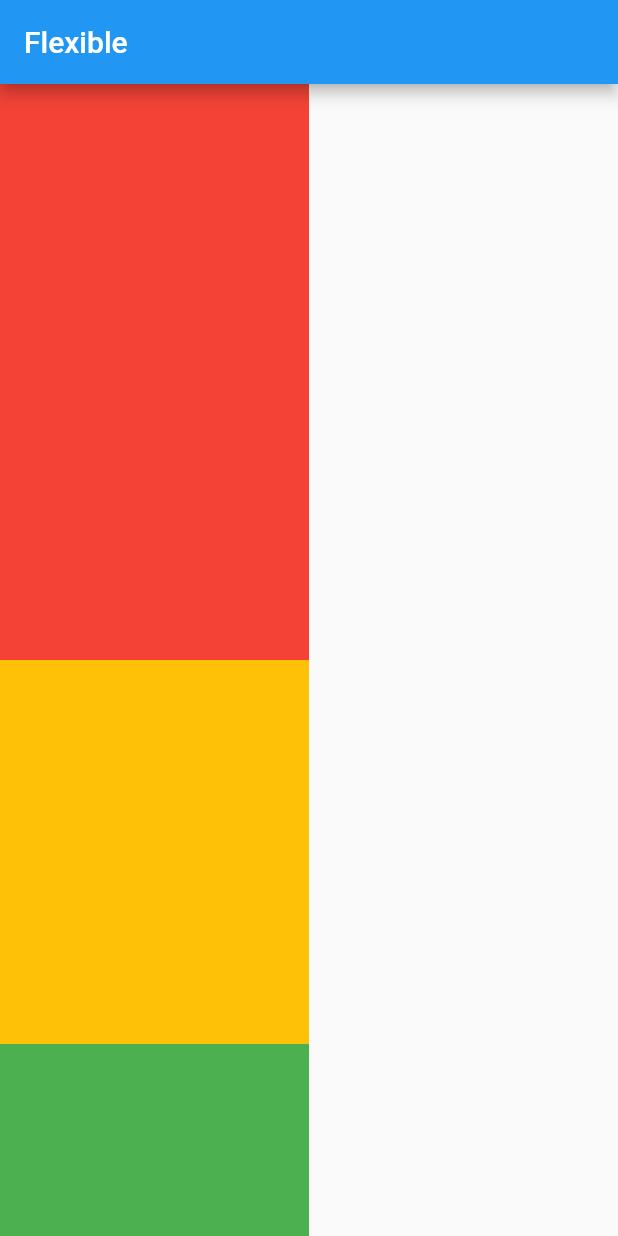
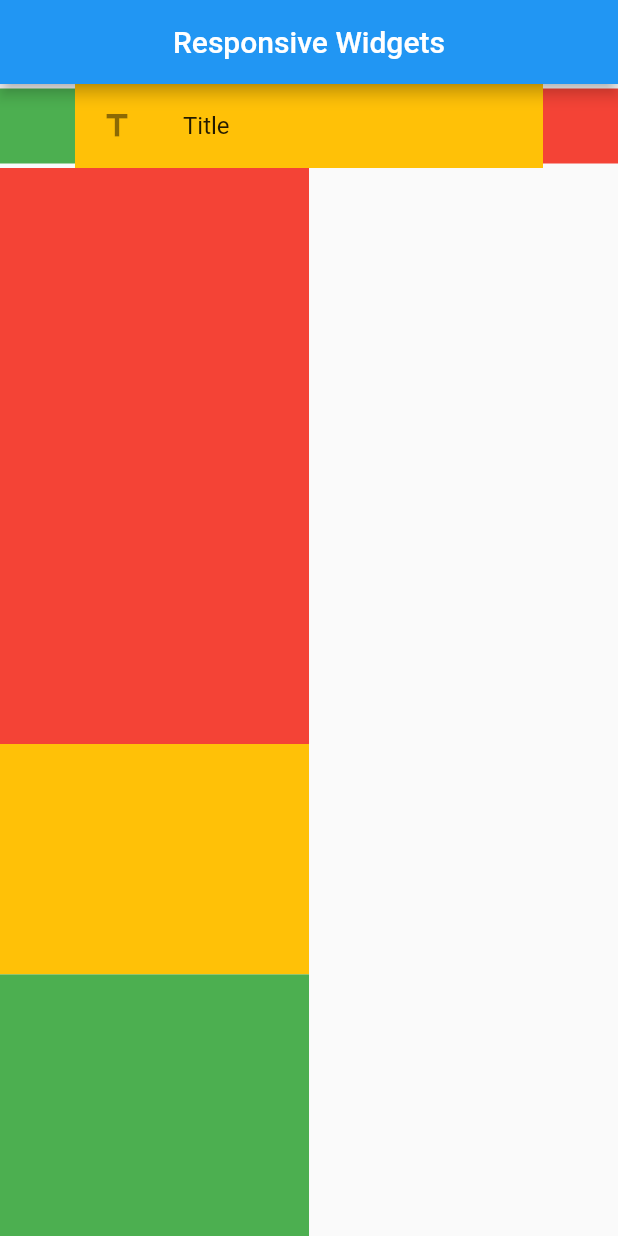
Before and after one commit to rudynurafif/latihan_flutter_intermediate, a Flutter app: the screen it shows after launch, on a phone screen of 412 x 824 dp. Run offline on Flutter 3.47's test engine with Material 3 defaults, Android fonts, the light colour scheme and no system bars; our stand-ins replace get.

Commit message:
Expanded wiget

```diff
--- a/lib/app/modules/home/views/home_view.dart
+++ b/lib/app/modules/home/views/home_view.dart
@@ -1,4 +1,6 @@
+import 'package:flutter/cupertino.dart';
 import 'package:flutter/material.dart';
+import 'package:flutter/widgets.dart';
 
 import 'package:get/get.dart';
 
@@ -13,30 +15,57 @@ class HomeView extends GetView<HomeController> {
     double paddingTop = MediaQuery.of(context).padding.top;
     double paddingBottom = MediaQuery.of(context).padding.bottom;
 
+    AppBar myAppBar() {
+      return AppBar(
+        title: const Text("Responsive Widgets"),
+        centerTitle: true,
+      );
+    }
+
+    double heightBody = heightDevice - myAppBar().preferredSize.height - paddingTop;
+
     return Scaffold(
-        appBar: AppBar(
-          title: Text("Flexible"),
-        ),
+        appBar: myAppBar(),
         body: Column(
+          crossAxisAlignment: CrossAxisAlignment.start,
           children: [
-            Flexible(
-                flex: 3,
-                child: Container(
-                  width: widthDevice * 0.5,
+            Row(
+              children: [
+                Container(
+                  height: 50,
+                  width: 50,
+                  color: Colors.green,
+                ),
+                const Expanded(
+                  child: ListTile(
+                    tileColor: Colors.amber,
+                    leading: Icon(Icons.title),
+                    title: Text('Title'),
+                  ),
+                ),
+                Container(
+                  height: 50,
+                  width: 50,
                   color: Colors.red,
-                )),
-            Flexible(
-                flex: 2,
-                child: Container(
-                  width: widthDevice * 0.5,
-                  color: Colors.amber,
-                )),
-            Flexible(
-                flex: 1,
-                child: Container(
-                  width: widthDevice * 0.5,
-                  color: Colors.green,
-                )),
+                ),
+              ],
+            ),
+            Container(
+              height: heightBody * 0.5,
+              width: widthDevice * 0.5,
+              color: Colors.red,
+            ),
+            Container(
+              height: heightBody * 0.2,
+              width: widthDevice * 0.5,
+              color: Colors.amber,
+            ),
+            Expanded(
+              child: Container(
+                width: widthDevice * 0.5,
+                color: Colors.green,
+              ),
+            ),
           ],
         ));
   }
```
